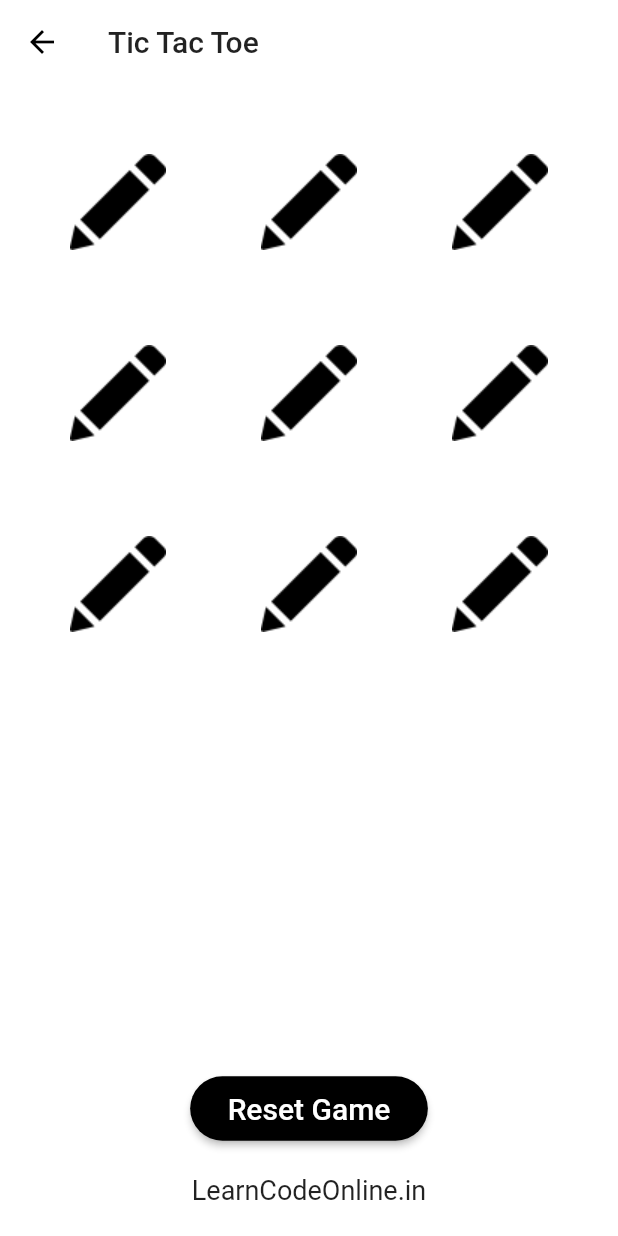
After one commit to viztushar/flutter-courses-learncodeonline, a Flutter app: the screen it shows after launch, after a tap on "TicTacToe", on a phone screen of 412 x 824 dp. The commit adds this screen. Run offline on Flutter 3.47's test engine with Material 2 defaults, Android fonts, the phone set to English and light mode, and no system bars.

Commit message:
tictactoe

```diff
--- a/lib/main.dart
+++ b/lib/main.dart
@@ -3,6 +3,7 @@ import 'package:flutter/painting.dart';
 import 'backgroundcolorchanger/main.dart' as backgroundchanger;
 import 'SpanishNumberApp/main.dart' as SpanishNumberApp;
 import 'dice_roller/main.dart' as diceRoller;
+import 'tictactoe/main.dart' as tictactoe;
 
 void main() => runApp(MyApp());
 
@@ -91,6 +92,22 @@ class _MyHomePageState extends State<MyHomePage> {
               shape: RoundedRectangleBorder(
                   borderRadius: BorderRadius.circular(30.0)),
             ),
+            RaisedButton(
+              color: Color(0xFF212121),
+              child: Text("TicTacToe", style: TextStyle(
+                color: Colors.white
+              ),),
+              onPressed: () {
+                Navigator.push(
+                  context,
+                  MaterialPageRoute(
+                    builder: (context) => tictactoe.MyTicTacToe(),
+                  ),
+                  );
+              },
+              shape: RoundedRectangleBorder(
+                  borderRadius: BorderRadius.circular(30.0)),
+            ),
           ],
         ),
       ),
--- /dev/null
+++ b/lib/tictactoe/main.dart
@@ -0,0 +1,205 @@
+import 'package:flutter/material.dart';
+
+class MyTicTacToe extends StatefulWidget {
+  @override
+  _MyTicTacToeState createState() => _MyTicTacToeState();
+}
+
+class _MyTicTacToeState extends State<MyTicTacToe> {
+  AssetImage circle = AssetImage("images/tictactoe_circle.png");
+  AssetImage cross = AssetImage("images/tictactoe_cross.png");
+  AssetImage edit = AssetImage("images/tictactoe_edit.png");
+
+  bool isCircle = true;
+  String message;
+  List<String> gameState;
+
+  @override
+  void initState() {
+    super.initState();
+    setState(() {
+      this.gameState = [
+        "empty",
+        "empty",
+        "empty",
+        "empty",
+        "empty",
+        "empty",
+        "empty",
+        "empty",
+        "empty",
+      ];
+
+      this.message = "";
+    });
+  }
+
+  resetGame() {
+    setState(() {
+      this.gameState = [
+        "empty",
+        "empty",
+        "empty",
+        "empty",
+        "empty",
+        "empty",
+        "empty",
+        "empty",
+        "empty",
+      ];
+      this.message = "";
+    });
+  }
+
+  resetWithDelay(int i) {
+    this.message = "${this.gameState[i]} wins";
+    Future.delayed(const Duration(milliseconds: 2000), () {
+      setState(() {
+        resetGame();
+      });
+    });
+  }
+
+  AssetImage getImage(String image) {
+    switch (image) {
+      case ('empty'):
+        return edit;
+        break;
+      case ('cross'):
+        return cross;
+        break;
+      case ('circle'):
+        return circle;
+        break;
+    }
+  }
+
+  playGame(int index) {
+    if (this.gameState[index] == "empty") {
+      setState(() {
+        if (this.isCircle) {
+          this.gameState[index] = "cross";
+        } else {
+          this.gameState[index] = "circle";
+        }
+        this.isCircle = !this.isCircle;
+        this.checkWin();
+      });
+    }
+  }
+
+  checkWin() {
+    if ((gameState[0] != "empty") &&
+        (gameState[0] == gameState[1]) &&
+        (gameState[1] == gameState[2])) {
+      resetWithDelay(0);
+    } else if ((gameState[3] != "empty") &&
+        (gameState[3] == gameState[4]) &&
+        (gameState[4] == gameState[5])) {
+      resetWithDelay(3);
+    } else if ((gameState[6] != "empty") &&
+        (gameState[6] == gameState[7]) &&
+        (gameState[7] == gameState[8])) {
+      resetWithDelay(6);
+    } else if ((gameState[0] != "empty") &&
+        (gameState[0] == gameState[3]) &&
+        (gameState[3] == gameState[6])) {
+      resetWithDelay(0);
+    } else if ((gameState[1] != "empty") &&
+        (gameState[1] == gameState[4]) &&
+        (gameState[4] == gameState[7])) {
+      resetWithDelay(1);
+    } else if ((gameState[2] != "empty") &&
+        (gameState[2] == gameState[5]) &&
+        (gameState[5] == gameState[8])) {
+      resetWithDelay(2);
+    } else if ((gameState[0] != "empty") &&
+        (gameState[0] == gameState[4]) &&
+        (gameState[4] == gameState[8])) {
+      resetWithDelay(0);
+    } else if ((gameState[2] != "empty") &&
+        (gameState[2] == gameState[4]) &&
+        (gameState[4] == gameState[6])) {
+      resetWithDelay(1);
+    } else if (!gameState.contains("empty")) {
+      setState(() {
+        this.message = "Game Draw";
+      });
+    }
+  }
+
+  @override
+  Widget build(BuildContext context) {
+    return Scaffold(
+      appBar: AppBar(
+        title: Text("Tic Tac Toe"),
+        backgroundColor: Colors.white,
+        elevation: 0.0,
+      ),
+      backgroundColor: Colors.white,
+      body: Column(
+        crossAxisAlignment: CrossAxisAlignment.center,
+        mainAxisAlignment: MainAxisAlignment.start,
+        children: <Widget>[
+          Expanded(
+            child: GridView.builder(
+              padding: EdgeInsets.all(20.0),
+              gridDelegate: SliverGridDelegateWithFixedCrossAxisCount(
+                crossAxisCount: 3,
+                childAspectRatio: 1.0,
+                crossAxisSpacing: 10.0,
+                mainAxisSpacing: 10.0,
+              ),
+              itemCount: this.gameState.length,
+              itemBuilder: (context, i) => SizedBox(
+                    width: 100.0,
+                    height: 100.0,
+                    child: MaterialButton(
+                      onPressed: () {
+                        this.playGame(i);
+                      },
+                      child: Image(
+                        image: this.getImage(this.gameState[i]),
+                      ),
+                    ),
+                  ),
+            ),
+          ),
+          Container(
+            padding: EdgeInsets.all(20.0),
+            child: Text(
+              this.message,
+              style: TextStyle(
+                fontSize: 20.0,
+                fontWeight: FontWeight.bold,
+              ),
+            ),
+          ),
+          RaisedButton(
+            color: Colors.black,
+            child: Text(
+              "Reset Game",
+              style: TextStyle(
+                color: Colors.white,
+                fontSize: 20.0,
+              ),
+            ),
+            padding: EdgeInsets.fromLTRB(25.0, 10.0, 25.0, 10.0),
+            shape: RoundedRectangleBorder(
+                borderRadius: BorderRadius.circular(30.0)),
+            onPressed: () {
+              this.resetGame();
+            },
+          ),
+          Container(
+            padding: EdgeInsets.all(20.0),
+            child: Text(
+              "LearnCodeOnline.in",
+              style: TextStyle(fontSize: 18.0),
+            ),
+          )
+        ],
+      ),
+    );
+  }
+}
--- a/pubspec.yaml
+++ b/pubspec.yaml
@@ -47,6 +47,10 @@ flutter:
     - images/dice_roller_four.png
     - images/dice_roller_five.png
     - images/dice_roller_six.png
+
+    - images/tictactoe_circle.png
+    - images/tictactoe_cross.png
+    - images/tictactoe_edit.png
   # An image asset can refer to one or more resolution-specific "variants", see
   # https://flutter.dev/assets-and-images/#resolution-aware.
 
```
Also changed, not shown: images/tictactoe_circle.png (added), images/tictactoe_cross.png (added), images/tictactoe_edit.png (added).
